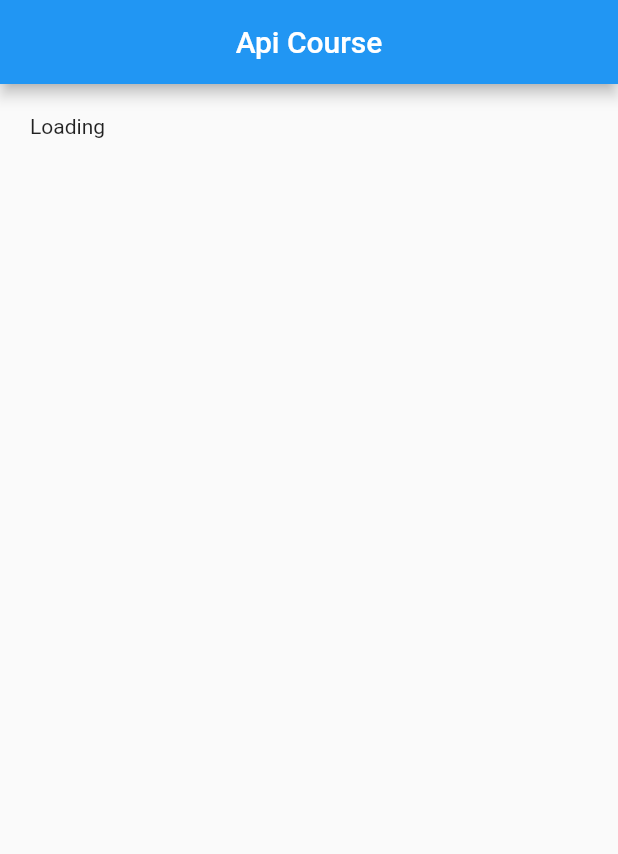
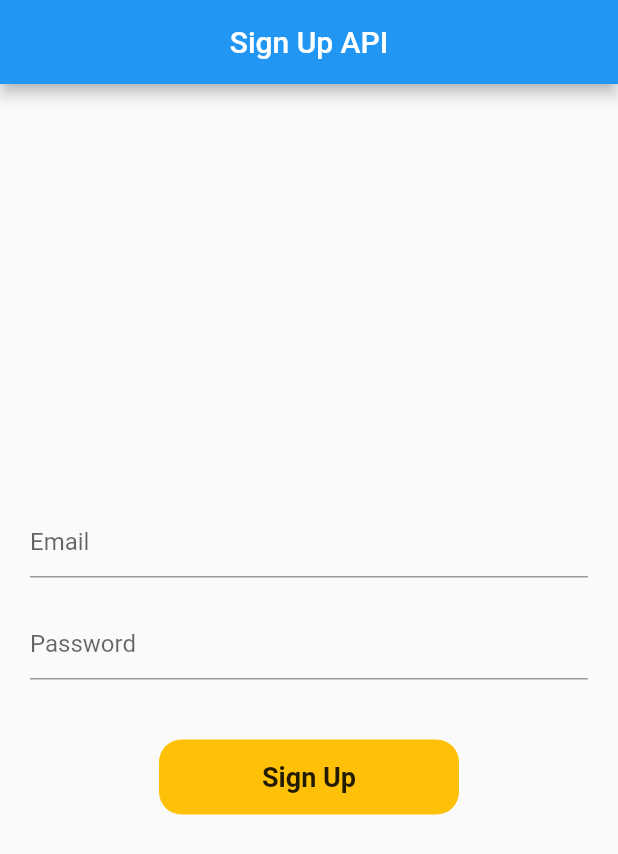
Before and after one commit to atif329/REST-Api-Tutorial, a Flutter app: the screen it shows after launch, on a phone screen of 412 x 824 dp. Shown: the top 854 px of the screen. Run offline on Flutter 3.47's test engine with Material 2 defaults, Android fonts, the phone set to English and light mode, and no system bars; missing offline and left inert: dart:html.

Commit message:
Sign Up API

```diff
--- a/lib/main.dart
+++ b/lib/main.dart
@@ -1,5 +1,6 @@
 // import 'package:api_learning/example_four.dart';
 import 'package:api_learning/fifth_example.dart';
+import 'package:api_learning/signup.dart';
 // import 'package:api_learning/third_example.dart';
 import 'package:flutter/material.dart';
 
@@ -16,7 +17,7 @@ class MyApp extends StatelessWidget {
       theme: ThemeData(
         primarySwatch: Colors.blue,
       ),
-      home: const LastExampleScreen(),
+      home: const SignUpScreen(),
     );
   }
 }
--- /dev/null
+++ b/lib/signup.dart
@@ -0,0 +1,90 @@
+import 'dart:convert';
+import 'dart:html';
+
+import 'package:flutter/material.dart';
+import 'package:http/http.dart';
+
+class SignUpScreen extends StatefulWidget {
+  const SignUpScreen({Key? key}) : super(key: key);
+
+  @override
+  State<SignUpScreen> createState() => _SignUpScreenState();
+}
+
+class _SignUpScreenState extends State<SignUpScreen> {
+  TextEditingController emailController = TextEditingController();
+  TextEditingController passwordController = TextEditingController();
+
+  void login(String email, password) async {
+    try {
+      Response response = await post(
+        Uri.parse('https://reqres.in/api/register'),
+        body: {'email': email, 'password': password},
+      );
+      if (response.statusCode == 200) {
+        var data = jsonDecode(response.body.toString());
+        print(data);
+        print('Sign Up Successfully');
+      } else {
+        var data = jsonDecode(response.body.toString());
+        print('Failed');
+        print(data);
+      }
+    } catch (e) {
+      print(e.toString());
+    }
+  }
+
+  @override
+  Widget build(BuildContext context) {
+    return Scaffold(
+      appBar: AppBar(
+        centerTitle: true,
+        title: Text('Sign Up API'),
+      ),
+      body: Padding(
+        padding: const EdgeInsets.all(20.0),
+        child: Column(
+          mainAxisAlignment: MainAxisAlignment.center,
+          crossAxisAlignment: CrossAxisAlignment.center,
+          children: [
+            TextFormField(
+              controller: emailController,
+              decoration: const InputDecoration(
+                hintText: 'Email',
+              ),
+            ),
+            const SizedBox(height: 20),
+            TextFormField(
+              controller: passwordController,
+              decoration: const InputDecoration(
+                hintText: 'Password',
+              ),
+            ),
+            const SizedBox(height: 40),
+            GestureDetector(
+              onTap: () {
+                login(
+                    emailController.toString(), passwordController.toString());
+              },
+              child: Container(
+                height: 50,
+                width: 200,
+                decoration: BoxDecoration(
+                  color: Colors.amber,
+                  borderRadius: BorderRadius.circular(15),
+                ),
+                child: const Center(
+                  child: Text(
+                    'Sign Up',
+                    style: TextStyle(fontSize: 18, fontWeight: FontWeight.bold),
+                  ),
+                ),
+              ),
+            ),
+          ],
+        ),
+      ),
+    );
+  }
+}
--- a/pubspec.yaml
+++ b/pubspec.yaml
@@ -36,6 +36,7 @@ dependencies:
   cupertino_icons: ^1.0.2
   http: ^0.13.5
   json_serializable: ^6.3.1
+  modal_progress_hud_nsn: ^0.3.0
 
 dev_dependencies:
   flutter_test:
```
Also changed, not shown: pubspec.lock, 5 other files.
